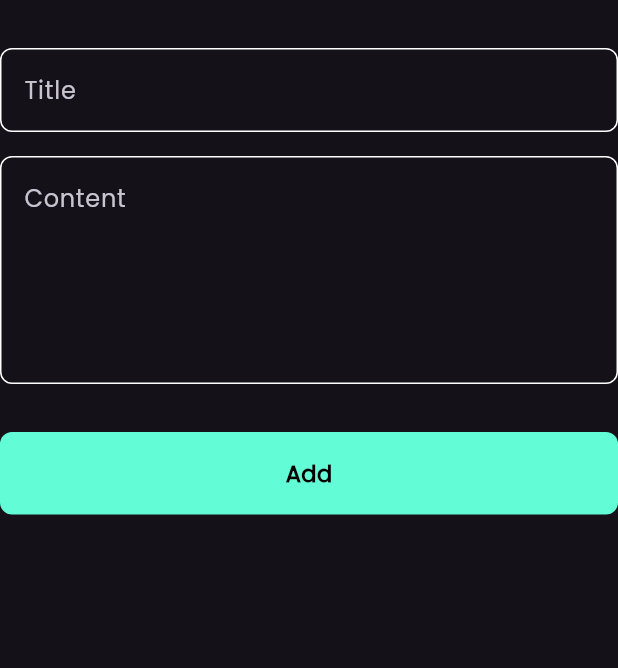
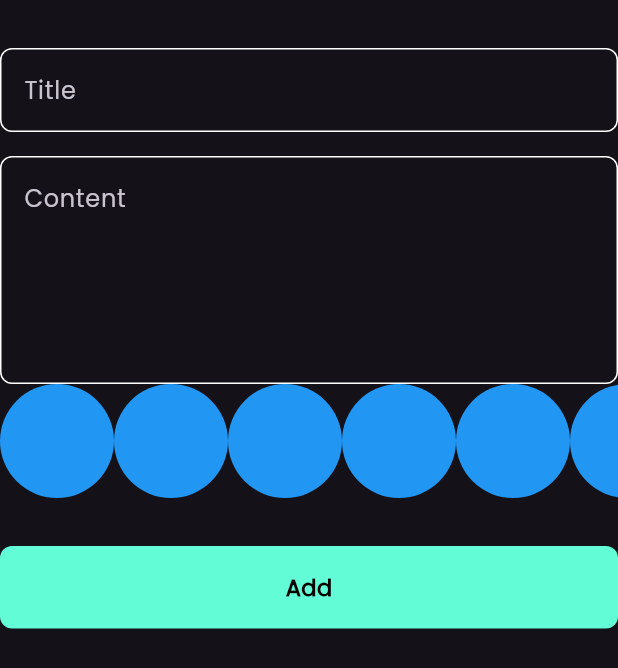
Before and after one commit to omarshaf3y/notes_app, a Flutter app: the AddNoteForm widget shown alone on an empty page, opened directly, on a phone screen of 412 x 824 dp. Shown: the top 668 px of the screen. Run offline on Flutter 3.47's test engine with Material 3 defaults, Android fonts, the phone set to English and light mode, and no system bars; our stand-ins replace bloc, flutter_bloc, font_awesome_flutter, hive, hive_flutter; accounts and stored records are empty.

Commit message:
create colors list view part one

```diff
--- a/lib/views/notes_view.dart
+++ b/lib/views/notes_view.dart
@@ -1,6 +1,4 @@
 import 'package:flutter/material.dart';
-import 'package:flutter_bloc/flutter_bloc.dart';
-import 'package:notes_app/cubits/notes_cubit/notes_cubit.dart';
 import 'package:notes_app/views/widgets/add_note_bottom_sheet.dart';
 
 import 'widgets/notes_view_body.dart';
--- a/lib/views/widgets/add_note_form.dart
+++ b/lib/views/widgets/add_note_form.dart
@@ -3,6 +3,7 @@ import 'package:flutter_bloc/flutter_bloc.dart';
 import 'package:intl/intl.dart';
 import 'package:notes_app/cubits/add_note_cubit/add_note_cubit.dart';
 import 'package:notes_app/models/note_model.dart';
+import 'package:notes_app/views/widgets/colors_list_view.dart';
 import 'package:notes_app/views/widgets/custom_bottom.dart';
 import 'package:notes_app/views/widgets/custom_textfield.dart';
 
@@ -45,6 +46,7 @@ class _AddNoteFormState extends State<AddNoteForm> {
             hint: 'Content',
             maxLines: 5,
           ),
+          const ColorsListView(),
           const SizedBox(
             height: 32,
           ),
--- /dev/null
+++ b/lib/views/widgets/colors_list_view.dart
@@ -0,0 +1,31 @@
+import 'package:flutter/material.dart';
+
+class ColorItem extends StatelessWidget {
+  const ColorItem({super.key});
+
+  @override
+  Widget build(BuildContext context) {
+    return const CircleAvatar(
+      radius: 38,
+      backgroundColor: Colors.blue,
+    );
+  }
+}
+
+class ColorsListView extends StatelessWidget {
+  const ColorsListView({super.key});
+
+  @override
+  Widget build(BuildContext context) {
+    return SizedBox(
+      height: 38 * 2,
+      child: ListView.builder(
+        itemCount: 10,
+        scrollDirection: Axis.horizontal,
+        itemBuilder: (context, index) {
+          return const ColorItem();
+        },
+      ),
+    );
+  }
+}
```
